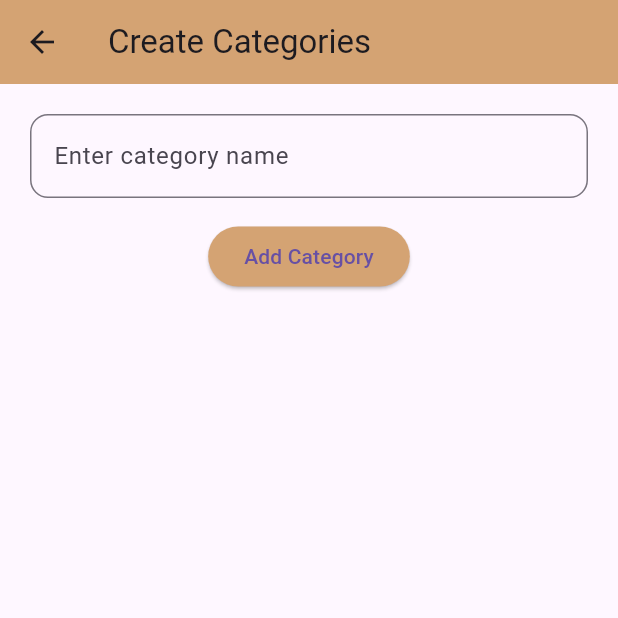
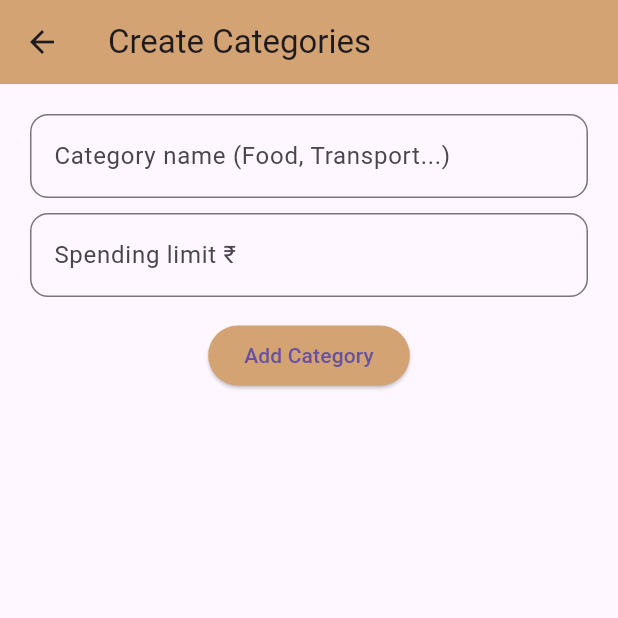
Before and after one commit to Thanusrisabarirajan/SMART_SPEND_APP, a Flutter app: the CategoryScreen screen opened directly, after a tap on "Add Category", on a phone screen of 412 x 824 dp, the top half of it. Run offline on Flutter 3.47's test engine with Material 3 defaults, Android fonts, the phone set to English and light mode, and no system bars.

Commit message:
Added category spending limits feature

```diff
--- a/lib/category_screen.dart
+++ b/lib/category_screen.dart
@@ -10,14 +10,20 @@ class CategoryScreen extends StatefulWidget {
 class _CategoryScreenState extends State<CategoryScreen> {
 
   final TextEditingController categoryController = TextEditingController();
+  final TextEditingController limitController = TextEditingController();
 
-  List<String> categories = [];
+  List<Map<String, String>> categories = [];
 
   void addCategory() {
-    if (categoryController.text.isNotEmpty) {
+    if (categoryController.text.isNotEmpty && limitController.text.isNotEmpty) {
       setState(() {
-        categories.add(categoryController.text);
+        categories.add({
+          "name": categoryController.text,
+          "limit": limitController.text,
+        });
+
         categoryController.clear();
+        limitController.clear();
       });
     }
   }
@@ -40,7 +46,20 @@ class _CategoryScreenState extends State<CategoryScreen> {
             TextField(
               controller: categoryController,
               decoration: InputDecoration(
-                hintText: "Enter category name",
+                hintText: "Category name (Food, Transport...)",
+                border: OutlineInputBorder(
+                  borderRadius: BorderRadius.circular(12),
+                ),
+              ),
+            ),
+
+            const SizedBox(height: 10),
+
+            TextField(
+              controller: limitController,
+              keyboardType: TextInputType.number,
+              decoration: InputDecoration(
+                hintText: "Spending limit ₹",
                 border: OutlineInputBorder(
                   borderRadius: BorderRadius.circular(12),
                 ),
@@ -63,11 +82,14 @@ class _CategoryScreenState extends State<CategoryScreen> {
               child: ListView.builder(
                 itemCount: categories.length,
                 itemBuilder: (context, index) {
+
                   return Card(
                     child: ListTile(
-                      title: Text(categories[index]),
+                      title: Text(categories[index]["name"]!),
+                      subtitle: Text("Limit: ₹${categories[index]["limit"]}"),
                     ),
                   );
+
                 },
               ),
             )
```
